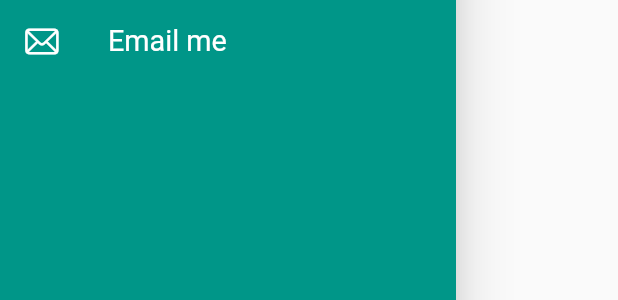
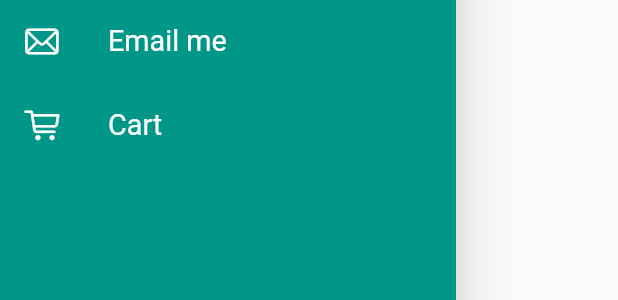
Before and after one commit to Andro-Tejas/Catalog-App, a Flutter app: the MyDrawer widget shown alone on an empty page, opened directly, on a phone screen of 412 x 824 dp. Shown: the part 410-710 px from the top of the screen. Run offline on Flutter 3.47's test engine with Material 2 defaults, Android fonts, the light colour scheme and no system bars; our stand-ins replace google_fonts; network calls fail.

Commit message:
day7 completed

```diff
--- a/lib/widgets/drawer.dart
+++ b/lib/widgets/drawer.dart
@@ -1,5 +1,6 @@
+import 'package:flutter/cupertino.dart';
+import 'package:flutter/cupertino.dart';
 import 'package:flutter/material.dart';
-import 'package:flutter/cupertino.dart';
 
 class MyDrawer extends StatelessWidget {
   const MyDrawer({Key? key}) : super(key: key);
@@ -68,6 +69,17 @@ class MyDrawer extends StatelessWidget {
                 style: TextStyle(color: Colors.white),
               ),
             ),
+            ListTile(
+              leading: Icon(
+                CupertinoIcons.shopping_cart,
+                color: Colors.white,
+              ),
+              title: Text(
+                "Cart",
+                textScaleFactor: 1.2,
+                style: TextStyle(color: Colors.white),
+              ),
+            ),
           ],
         ),
       ),
```
Also changed, not shown: lib/models/catalog.dart (added, +21 -0 lines).
